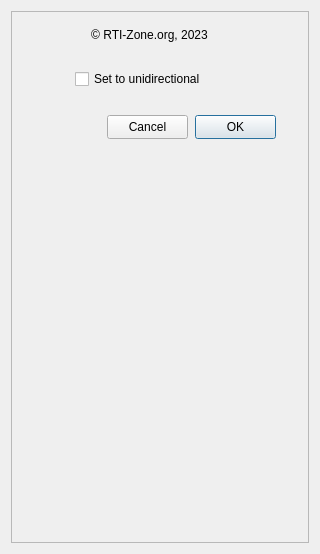
Before: the Qt Designer form PlayerOneFW.ui in rpineau/PlayerOneFW, drawn with Qt 5.
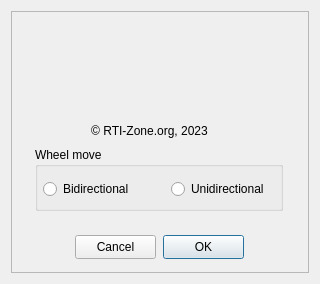
After: the same form once the commit is applied. Icons and pictures are not drawn. Custom widgets are drawn as their Qt base class.

```diff
--- a/PlayerOneFW.ui
+++ b/PlayerOneFW.ui
@@ -7,7 +7,7 @@
     <x>0</x>
     <y>0</y>
     <width>320</width>
-    <height>554</height>
+    <height>284</height>
    </rect>
   </property>
   <property name="sizePolicy">
@@ -19,13 +19,13 @@
   <property name="minimumSize">
    <size>
     <width>320</width>
-    <height>554</height>
+    <height>284</height>
    </size>
   </property>
   <property name="maximumSize">
    <size>
     <width>320</width>
-    <height>554</height>
+    <height>284</height>
    </size>
   </property>
   <property name="sizeIncrement">
@@ -71,7 +71,7 @@
       <property name="geometry">
        <rect>
         <x>72</x>
-        <y>16</y>
+        <y>112</y>
         <width>133</width>
         <height>16</height>
        </rect>
@@ -86,8 +86,8 @@
      <widget class="QPushButton" name="pushButtonCancel">
       <property name="geometry">
        <rect>
-        <x>96</x>
-        <y>104</y>
+        <x>64</x>
+        <y>224</y>
         <width>81</width>
         <height>24</height>
        </rect>
@@ -99,8 +99,8 @@
      <widget class="QPushButton" name="pushButtonOK">
       <property name="geometry">
        <rect>
-        <x>184</x>
-        <y>104</y>
+        <x>152</x>
+        <y>224</y>
         <width>81</width>
         <height>24</height>
        </rect>
@@ -112,18 +112,66 @@
        <bool>true</bool>
       </property>
      </widget>
-     <widget class="QCheckBox" name="checkBox">
+     <widget class="QLabel" name="label_logo">
       <property name="geometry">
        <rect>
-        <x>64</x>
-        <y>56</y>
-        <width>160</width>
-        <height>24</height>
+        <x>48</x>
+        <y>16</y>
+        <width>200</width>
+        <height>78</height>
        </rect>
       </property>
       <property name="text">
-       <string>Set to unidirectional</string>
+       <string/>
       </property>
+      <property name="pixmap">
+       <pixmap>../../cameraplugins/PlayerOne/PlayerOne.png</pixmap>
+      </property>
+      <property name="alignment">
+       <set>Qt::AlignCenter</set>
+      </property>
+      <property name="X2_PhotoFileName" stdset="0">
+       <string>PlayerOne.png</string>
+      </property>
+     </widget>
+     <widget class="QGroupBox" name="groupBox">
+      <property name="geometry">
+       <rect>
+        <x>24</x>
+        <y>136</y>
+        <width>248</width>
+        <height>64</height>
+       </rect>
+      </property>
+      <property name="title">
+       <string>Wheel move</string>
+      </property>
+      <widget class="QRadioButton" name="radioButton">
+       <property name="geometry">
+        <rect>
+         <x>8</x>
+         <y>32</y>
+         <width>99</width>
+         <height>20</height>
+        </rect>
+       </property>
+       <property name="text">
+        <string>Bidirectional</string>
+       </property>
+      </widget>
+      <widget class="QRadioButton" name="radioButton_2">
+       <property name="geometry">
+        <rect>
+         <x>136</x>
+         <y>32</y>
+         <width>112</width>
+         <height>20</height>
+        </rect>
+       </property>
+       <property name="text">
+        <string>Unidirectional</string>
+       </property>
+      </widget>
      </widget>
     </widget>
    </item>
```
Left out of the diff: 2 changed lines with no effect on the pictures.
